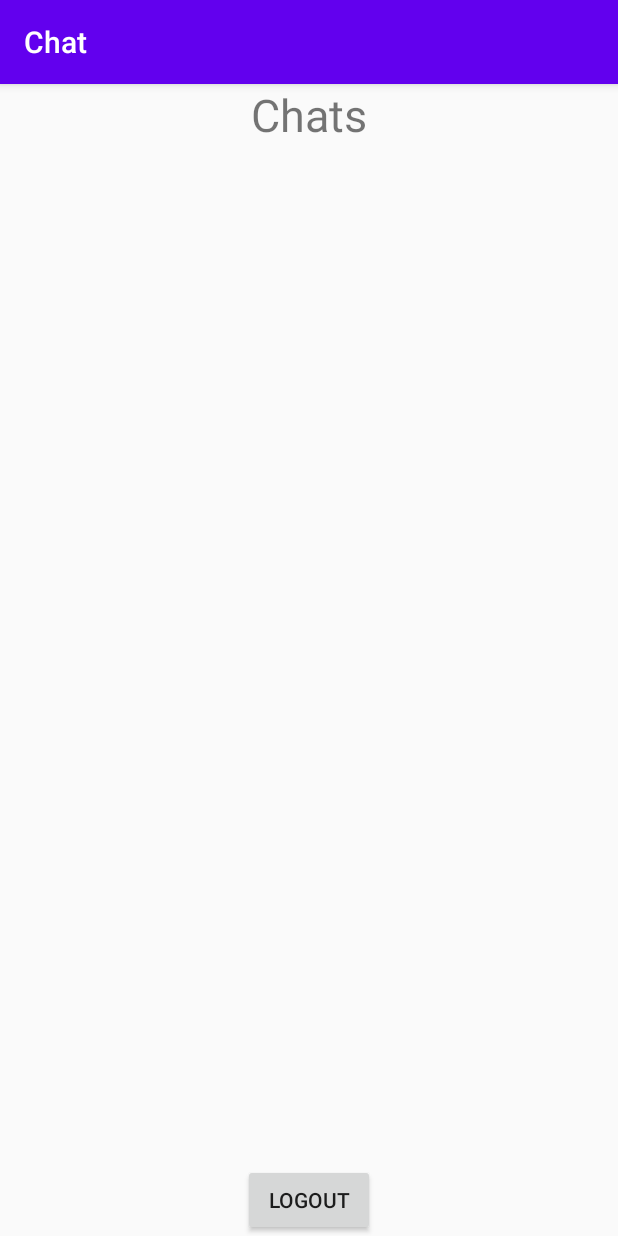
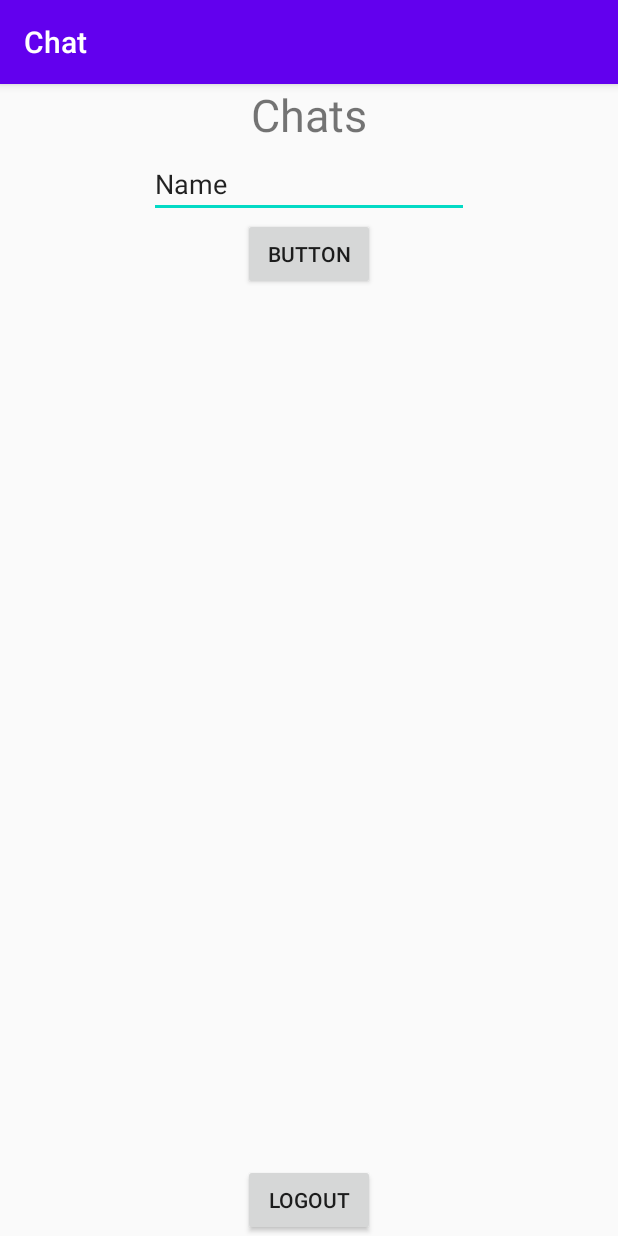
Before and after one commit to AliSlouma/Chat, an Android app: the screen it shows after launch once a user with an empty profile is signed in (MainActivity), on a phone screen of 412 x 824 dp. Run offline under Robolectric (Android 15) with nearby library versions, the phone set to English and light mode, and no system bars; our stand-ins replace Firebase (no records; nobody signed in at launch, a user with empty details on screens opened directly); 2 statements that could not run were skipped.

Commit message:
try adding

```diff
--- a/app/build.gradle
+++ b/app/build.gradle
@@ -32,5 +32,5 @@ dependencies {
     testImplementation 'junit:junit:4.12'
     androidTestImplementation 'androidx.test.ext:junit:1.1.1'
     androidTestImplementation 'androidx.test.espresso:espresso-core:3.2.0'
-
+  //  implementation 'com.google.firebase:firebase-admin:6.15.0'
 }
--- a/app/src/main/java/com/example/chat/FriendsHandler.java
+++ b/app/src/main/java/com/example/chat/FriendsHandler.java
@@ -1,6 +1,9 @@
 package com.example.chat;
 
 
+
+import android.content.Context;
+import android.widget.Toast;
 
 import androidx.annotation.NonNull;
 
@@ -16,25 +19,28 @@ import java.util.Map;
 
 public class FriendsHandler {
 
+   private static Context mContext;
    private static  FirebaseDatabase mFirebaseDatabase;
    private static  DatabaseReference mDatabaseRefrence;
    static {
        mFirebaseDatabase = FirebaseDatabase.getInstance();
        mDatabaseRefrence = mFirebaseDatabase.getReference();
    }
-    public void addFriends(final String senderID , final String receiverID ){
-        mDatabaseRefrence.child("Users").child(senderID).addValueEventListener(new ValueEventListener() {
+
+    public FriendsHandler(Context context) {
+       mContext = context;
+    }
+
+    public void addFriendsHandler(String senderID){
+        mDatabaseRefrence.child("Users").child(senderID).child("friends").addValueEventListener(new ValueEventListener() {
             @Override
             public void onDataChange(@NonNull DataSnapshot dataSnapshot) {
-                DataSnapshot friendsShot = dataSnapshot.child("friends");
-               Map<String,Boolean> map = (Map<String, Boolean>) friendsShot.getValue();
-               for(Map.Entry<String,Boolean > entry : map.entrySet()){
-                   if(receiverID.equals(entry.getKey()))
-                      return;
+               Map<String,String> map = (Map<String, String>) dataSnapshot.getValue();
+
+               for(Map.Entry<String,String > entry : map.entrySet()) {
+                   if ("pending".equals(entry.getValue()))
+                       Toast.makeText(mContext, entry.getKey() + "send you a friend request", Toast.LENGTH_SHORT).show();
                }
-
-                map.put(receiverID,true);
-                mDatabaseRefrence.child("Users").child(senderID).child("friends").setValue(map);
             }
 
             @Override
@@ -43,4 +49,5 @@ public class FriendsHandler {
             }
         });
     }
+
 }
--- a/app/src/main/java/com/example/chat/MainActivity.java
+++ b/app/src/main/java/com/example/chat/MainActivity.java
@@ -1,17 +1,26 @@
 package com.example.chat;
 
+import androidx.annotation.NonNull;
+import androidx.annotation.Nullable;
 import androidx.appcompat.app.AppCompatActivity;
 
 import android.content.Intent;
 import android.os.Bundle;
 import android.view.View;
+import android.widget.Button;
+import android.widget.EditText;
 
 import com.google.firebase.auth.FirebaseAuth;
 import com.google.firebase.auth.FirebaseUser;
+import com.google.firebase.database.ChildEventListener;
+import com.google.firebase.database.DataSnapshot;
+import com.google.firebase.database.DatabaseError;
 import com.google.firebase.database.DatabaseReference;
 import com.google.firebase.database.FirebaseDatabase;
+import com.google.firebase.database.ValueEventListener;
 
 import java.util.HashMap;
+import java.util.Iterator;
 import java.util.Map;
 
 public class MainActivity extends AppCompatActivity {
@@ -19,7 +28,11 @@ public class MainActivity extends AppCompatActivity {
     FirebaseAuth mFirebaseAuth;
     FirebaseDatabase mFirebaseDatabase;
     DatabaseReference mDatabaseReference;
-    public void logout(View view){
+    private Button mButton;
+    private EditText mEditText;
+    private String mId;
+
+    public void logout(View view) {
         mFirebaseAuth.signOut();
         startActivity(new Intent(this, LoginActivity.class));
         finish();
@@ -32,7 +45,18 @@ public class MainActivity extends AppCompatActivity {
         mFirebaseDatabase = FirebaseDatabase.getInstance();
         mDatabaseReference = mFirebaseDatabase.getReference();
         sendToSignin();
-        //testfriends();
+       // testfriends();
+       FriendsHandler friendsHandler = new FriendsHandler(this);
+       friendsHandler.addFriendsHandler(mFirebaseAuth.getUid());
+        mButton = (Button) findViewById(R.id.button_send_request);
+        mEditText = (EditText) findViewById(R.id.action_name);
+        mButton.setOnClickListener(new View.OnClickListener() {
+            @Override public void onClick(View view) {
+                String name = mEditText.getText().toString();
+                sendRequest(name);
+            }
+        });
+
         // Chats child is for main activity showing the last message and time.
         // will store objects of ChatInstance class.
         mDatabaseReference.child("Chats").child(mFirebaseAuth.getCurrentUser().getUid()).setValue("");
@@ -42,7 +66,30 @@ public class MainActivity extends AppCompatActivity {
         mDatabaseReference.child("Messages").child(mFirebaseAuth.getCurrentUser().getUid() + "DiWxZsUAqjMrCRU4QJp8lwLzjXJ2").setValue("");
     }
 
+    private void sendRequest(final String name) {
 
+     ValueEventListener valueEventListener = new ValueEventListener() {
+         @Override
+         public void onDataChange(@NonNull DataSnapshot dataSnapshot) {
+             Iterator<DataSnapshot> iterator = dataSnapshot.getChildren().iterator();
+
+             while (iterator.hasNext()) {
+                 DataSnapshot data = iterator.next();
+                 if (data.child("name").getValue().equals(name))
+                     mId = data.getKey();
+             }
+             if(mId != null)
+                 mDatabaseReference.child("Users").child(mId).child("friends").child(mFirebaseAuth.getUid()).setValue("pending");
+         }
+
+         @Override
+         public void onCancelled(@NonNull DatabaseError databaseError) {
+
+         }
+     };
+
+     mDatabaseReference.child("Users").addListenerForSingleValueEvent(valueEventListener);
+    }
 
     private void sendToSignin() {
         if (mFirebaseAuth.getCurrentUser() == null){
@@ -51,20 +98,23 @@ public class MainActivity extends AppCompatActivity {
         }
     }
 
+    /*
     private void testfriends(){
         FirebaseUser user = mFirebaseAuth.getCurrentUser();
         String id = user.getUid();
         mFirebaseDatabase = FirebaseDatabase.getInstance();
 
-        Map<String,Boolean> map = new HashMap<>();
+        Map<String,String> map = new HashMap<>();
 
-        map.put("ahmed",true);
-        map.put("khaled",false);
-        map.put("yasser",true);
+        map.put("ahmed","yes");
+        map.put("khaled","accepted");
+        map.put("yasser","pending");
         mDatabaseReference.child("Users").child(id).child("friends");
         mDatabaseReference.child("Users").child(id).child("friends").setValue(map);
 
-        FriendsHandler friendsHandler = new FriendsHandler();
-        friendsHandler.addFriends(id,"your new friend");
+        FriendsHandler friendsHandler = new FriendsHandler(this);
+        friendsHandler.addFriendsHandler(id);
     }
+
+     */
 }
--- a/app/src/main/res/layout/activity_main.xml
+++ b/app/src/main/res/layout/activity_main.xml
@@ -27,4 +27,26 @@
         app:layout_constraintBottom_toBottomOf="parent"
         app:layout_constraintEnd_toEndOf="parent"
         app:layout_constraintStart_toStartOf="parent" />
+
+    <Button
+        android:id="@+id/button_send_request"
+        android:layout_width="wrap_content"
+        android:layout_height="wrap_content"
+        android:text="Button"
+        app:layout_constraintEnd_toEndOf="parent"
+        app:layout_constraintStart_toStartOf="parent"
+        app:layout_constraintTop_toBottomOf="@+id/action_name" />
+
+    <EditText
+        android:id="@+id/action_name"
+        android:layout_width="wrap_content"
+        android:layout_height="wrap_content"
+        android:layout_marginTop="3dp"
+        android:ems="10"
+        android:inputType="textPersonName"
+        android:text="Name"
+        app:layout_constraintEnd_toEndOf="parent"
+        app:layout_constraintStart_toStartOf="parent"
+        app:layout_constraintTop_toBottomOf="@+id/textView5" />
+
 </androidx.constraintlayout.widget.ConstraintLayout>
```
